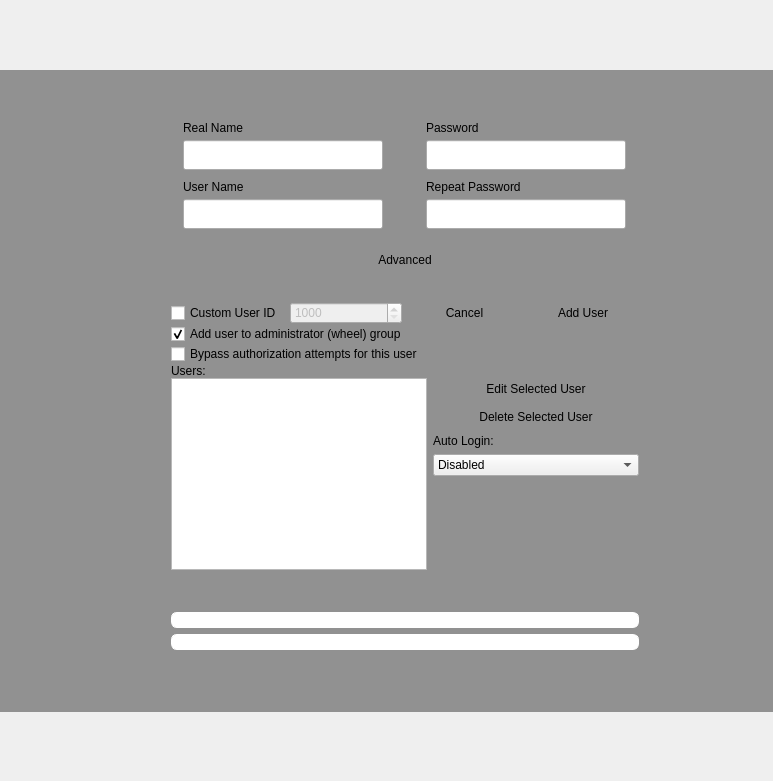
Above: yali-proximate/yali/gui/Ui/setupuserswidget.ui from pars-linux/uludag before the change. Below: the same form after it.
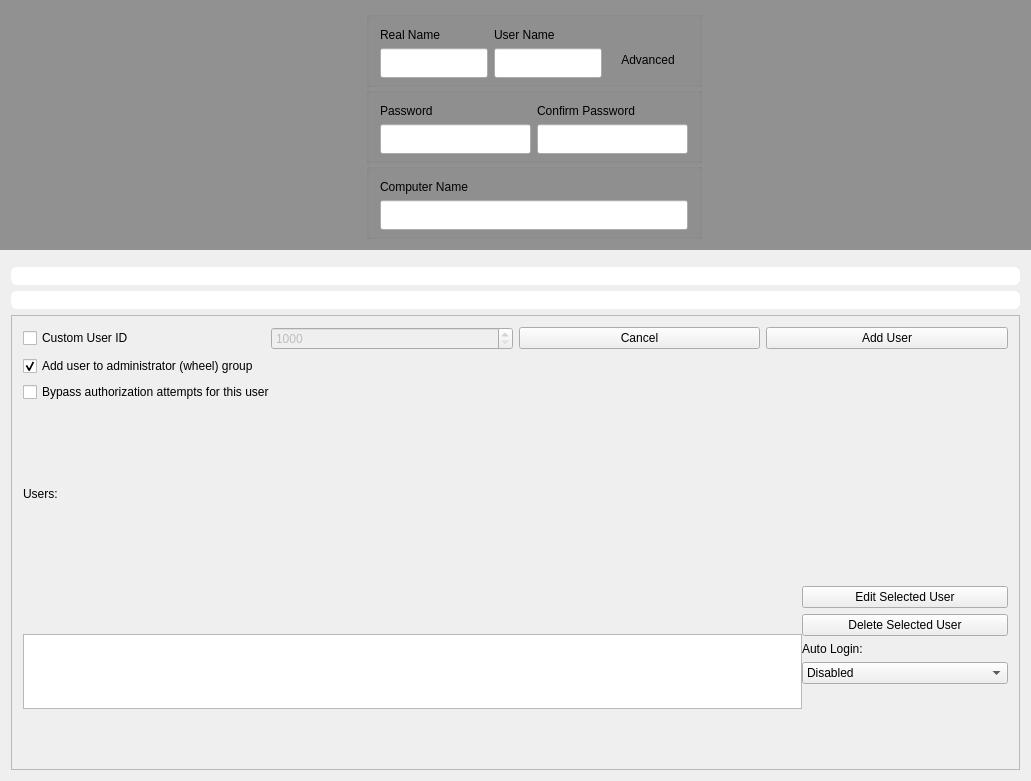
That is the form after the change. Icons and pictures are not drawn.

Commit message: modify add user screen bitse de gitsek

Diff of the .ui file:
```diff
--- a/yali-proximate/yali/gui/Ui/setupuserswidget.ui
+++ b/yali-proximate/yali/gui/Ui/setupuserswidget.ui
@@ -6,37 +6,18 @@
    <rect>
     <x>0</x>
     <y>0</y>
-    <width>773</width>
+    <width>1031</width>
     <height>781</height>
    </rect>
   </property>
   <property name="windowTitle">
    <string>Form1</string>
   </property>
-  <layout class="QVBoxLayout" name="verticalLayout_5">
-   <property name="spacing">
-    <number>0</number>
-   </property>
+  <layout class="QGridLayout" name="gridLayout_6">
    <property name="margin">
     <number>0</number>
    </property>
-   <item>
-    <spacer>
-     <property name="orientation">
-      <enum>Qt::Vertical</enum>
-     </property>
-     <property name="sizeType">
-      <enum>QSizePolicy::Expanding</enum>
-     </property>
-     <property name="sizeHint" stdset="0">
-      <size>
-       <width>20</width>
-       <height>16</height>
-      </size>
-     </property>
-    </spacer>
-   </item>
-   <item>
+   <item row="0" column="0">
     <widget class="QFrame" name="frame">
      <property name="sizePolicy">
       <sizepolicy hsizetype="Expanding" vsizetype="Expanding">
@@ -47,13 +28,13 @@
      <property name="minimumSize">
       <size>
        <width>600</width>
-       <height>0</height>
+       <height>250</height>
       </size>
      </property>
      <property name="maximumSize">
       <size>
        <width>16777215</width>
-       <height>16777215</height>
+       <height>250</height>
       </size>
      </property>
      <property name="styleSheet">
@@ -95,46 +76,21 @@
       <item>
        <layout class="QVBoxLayout" name="mainContainer">
         <property name="spacing">
-         <number>20</number>
-        </property>
-        <property name="bottomMargin">
          <number>0</number>
         </property>
-        <item>
-         <spacer name="verticalSpacer">
-          <property name="orientation">
-           <enum>Qt::Vertical</enum>
-          </property>
-          <property name="sizeHint" stdset="0">
-           <size>
-            <width>20</width>
-            <height>40</height>
-           </size>
-          </property>
-         </spacer>
-        </item>
-        <item>
-         <layout class="QHBoxLayout" name="horizontalLayout_3">
-          <property name="spacing">
-           <number>20</number>
-          </property>
-          <property name="topMargin">
+        <property name="rightMargin">
            <number>0</number>
           </property>
-          <item>
-           <layout class="QVBoxLayout" name="verticalLayout_6">
-            <property name="spacing">
-             <number>10</number>
-            </property>
             <property name="bottomMargin">
              <number>0</number>
             </property>
             <item>
-             <layout class="QVBoxLayout" name="verticalLayout">
-              <property name="spacing">
-               <number>5</number>
-              </property>
-              <item>
+         <widget class="QGroupBox" name="groupBox">
+          <property name="title">
+           <string/>
+          </property>
+          <layout class="QGridLayout" name="gridLayout_4">
+           <item row="0" column="0">
                <widget class="QLabel" name="textLabel1_4">
                 <property name="text">
                  <string>Real Name</string>
@@ -144,7 +100,7 @@
                 </property>
                </widget>
               </item>
-              <item>
+           <item row="2" column="0">
                <widget class="QLineEdit" name="realname">
                 <property name="minimumSize">
                  <size>
@@ -160,14 +116,7 @@
                 </property>
                </widget>
               </item>
-             </layout>
-            </item>
-            <item>
-             <layout class="QVBoxLayout" name="verticalLayout_2">
-              <property name="spacing">
-               <number>5</number>
-              </property>
-              <item>
+           <item row="0" column="1">
                <widget class="QLabel" name="textLabel1_3">
                 <property name="text">
                  <string>User Name</string>
@@ -177,7 +126,7 @@
                 </property>
                </widget>
               </item>
-              <item>
+           <item row="2" column="1">
                <widget class="QLineEdit" name="username">
                 <property name="minimumSize">
                  <size>
@@ -193,24 +142,35 @@
                 </property>
                </widget>
               </item>
-             </layout>
-            </item>
-           </layout>
+           <item row="2" column="2">
+            <widget class="QPushButton" name="addMoreUsers">
+             <property name="sizePolicy">
+              <sizepolicy hsizetype="Fixed" vsizetype="Fixed">
+               <horstretch>0</horstretch>
+               <verstretch>0</verstretch>
+              </sizepolicy>
+             </property>
+             <property name="text">
+              <string>Advanced</string>
+             </property>
+             <property name="checkable">
+              <bool>true</bool>
+             </property>
+             <property name="flat">
+              <bool>true</bool>
+             </property>
+            </widget>
+           </item>
+          </layout>
+         </widget>
           </item>
           <item>
-           <layout class="QVBoxLayout" name="verticalLayout_7">
-            <property name="spacing">
-             <number>10</number>
-            </property>
-            <property name="bottomMargin">
-             <number>0</number>
-            </property>
-            <item>
-             <layout class="QVBoxLayout" name="verticalLayout_3">
-              <property name="spacing">
-               <number>5</number>
-              </property>
-              <item>
+         <widget class="QGroupBox" name="groupBox_2">
+          <property name="title">
+           <string/>
+          </property>
+          <layout class="QGridLayout" name="gridLayout_5">
+           <item row="0" column="0">
                <widget class="QLabel" name="textLabel1_2">
                 <property name="text">
                  <string>Password</string>
@@ -220,43 +180,36 @@
                 </property>
                </widget>
               </item>
-              <item>
-               <widget class="QLineEdit" name="pass1">
-                <property name="minimumSize">
-                 <size>
-                  <width>0</width>
-                  <height>30</height>
-                 </size>
-                </property>
-                <property name="maximumSize">
-                 <size>
-                  <width>200</width>
-                  <height>30</height>
-                 </size>
-                </property>
-                <property name="echoMode">
-                 <enum>QLineEdit::Password</enum>
-                </property>
-               </widget>
-              </item>
-             </layout>
-            </item>
-            <item>
-             <layout class="QVBoxLayout" name="verticalLayout_4">
-              <property name="spacing">
-               <number>5</number>
-              </property>
-              <item>
+           <item row="0" column="1">
                <widget class="QLabel" name="textLabel1">
                 <property name="text">
-                 <string>Repeat Password</string>
+              <string>Confirm Password</string>
                 </property>
                 <property name="wordWrap">
                  <bool>false</bool>
                 </property>
                </widget>
               </item>
-              <item>
+           <item row="1" column="1">
+            <widget class="QLineEdit" name="pass1">
+             <property name="minimumSize">
+              <size>
+               <width>0</width>
+               <height>30</height>
+              </size>
+             </property>
+             <property name="maximumSize">
+              <size>
+               <width>200</width>
+               <height>30</height>
+              </size>
+             </property>
+             <property name="echoMode">
+              <enum>QLineEdit::Password</enum>
+             </property>
+            </widget>
+           </item>
+           <item row="1" column="0">
                <widget class="QLineEdit" name="pass2">
                 <property name="minimumSize">
                  <size>
@@ -276,129 +229,151 @@
                </widget>
               </item>
              </layout>
-            </item>
-           </layout>
+         </widget>
+        </item>
+        <item>
+         <widget class="QGroupBox" name="groupBox_3">
+          <property name="title">
+           <string/>
+          </property>
+          <layout class="QVBoxLayout" name="verticalLayout">
+           <item>
+            <widget class="QLabel" name="textLabel1_5">
+             <property name="text">
+              <string>Computer Name</string>
+             </property>
+             <property name="wordWrap">
+              <bool>false</bool>
+             </property>
+            </widget>
+           </item>
+           <item>
+            <widget class="QLineEdit" name="realname_2">
+             <property name="minimumSize">
+              <size>
+               <width>0</width>
+               <height>30</height>
+              </size>
+             </property>
+             <property name="maximumSize">
+              <size>
+               <width>16777215</width>
+               <height>30</height>
+              </size>
+             </property>
+            </widget>
+           </item>
+          </layout>
+         </widget>
           </item>
          </layout>
         </item>
         <item>
-         <widget class="QPushButton" name="addMoreUsers">
+       <spacer name="horizontalSpacer_2">
+        <property name="orientation">
+         <enum>Qt::Horizontal</enum>
+        </property>
+        <property name="sizeHint" stdset="0">
+         <size>
+          <width>40</width>
+          <height>20</height>
+         </size>
+        </property>
+       </spacer>
+      </item>
+     </layout>
+    </widget>
+   </item>
+   <item row="1" column="0">
+    <widget class="QWidget" name="widget" native="true">
+     <property name="minimumSize">
+      <size>
+       <width>0</width>
+       <height>48</height>
+      </size>
+     </property>
+     <layout class="QGridLayout" name="gridLayout">
+      <item row="0" column="0">
+       <layout class="QGridLayout">
+        <property name="horizontalSpacing">
+         <number>0</number>
+        </property>
+        <item row="0" column="0">
+         <widget class="QLabel" name="pass_error">
+          <property name="maximumSize">
+           <size>
+            <width>16777215</width>
+            <height>18</height>
+           </size>
+          </property>
+          <property name="styleSheet">
+           <string notr="true">border:1px solid white;
+border-radius:6px;
+background-color:white;
+color:#5A2847;</string>
+          </property>
           <property name="text">
-           <string>Advanced</string>
+           <string/>
           </property>
-          <property name="checkable">
+          <property name="textFormat">
+           <enum>Qt::RichText</enum>
+          </property>
+          <property name="alignment">
+           <set>Qt::AlignCenter</set>
+          </property>
+          <property name="wordWrap">
            <bool>true</bool>
           </property>
-          <property name="flat">
+         </widget>
+        </item>
+        <item row="1" column="0">
+         <widget class="QLabel" name="caps_error">
+          <property name="maximumSize">
+           <size>
+            <width>16777215</width>
+            <height>18</height>
+           </size>
+          </property>
+          <property name="styleSheet">
+           <string notr="true">border:1px solid white;
+border-radius:6px;
+background-color:white;
+color:#5A2847;</string>
+          </property>
+          <property name="text">
+           <string/>
+          </property>
+          <property name="textFormat">
+           <enum>Qt::RichText</enum>
+          </property>
+          <property name="alignment">
+           <set>Qt::AlignCenter</set>
+          </property>
+          <property name="wordWrap">
            <bool>true</bool>
           </property>
          </widget>
         </item>
-        <item>
+       </layout>
+      </item>
+      <item row="2" column="0">
          <widget class="QWidget" name="advancedList" native="true">
           <layout class="QGridLayout" name="gridLayout_2">
+         <property name="margin">
+          <number>0</number>
+         </property>
            <property name="spacing">
             <number>0</number>
            </property>
-           <item row="4" column="0">
-            <layout class="QGridLayout">
-             <item row="1" column="1">
-              <spacer>
-               <property name="orientation">
-                <enum>Qt::Vertical</enum>
-               </property>
-               <property name="sizeType">
-                <enum>QSizePolicy::Expanding</enum>
-               </property>
-               <property name="sizeHint" stdset="0">
-                <size>
-                 <width>21</width>
-                 <height>20</height>
-                </size>
-               </property>
-              </spacer>
-             </item>
-             <item row="0" column="1">
-              <layout class="QVBoxLayout">
-               <item>
-                <widget class="QPushButton" name="editButton">
-                 <property name="text">
-                  <string>Edit Selected User</string>
-                 </property>
-                 <property name="flat">
-                  <bool>true</bool>
-                 </property>
-                </widget>
-               </item>
-               <item>
-                <widget class="QPushButton" name="deleteButton">
-                 <property name="text">
-                  <string>Delete Selected User</string>
-                 </property>
-                 <property name="flat">
-                  <bool>true</bool>
-                 </property>
-                </widget>
-               </item>
-               <item>
-                <widget class="QLabel" name="autoLoginLabel">
-                 <property name="text">
-                  <string>Auto Login:</string>
-                 </property>
-                 <property name="wordWrap">
-                  <bool>false</bool>
-                 </property>
-                </widget>
-               </item>
-               <item>
-                <widget class="QComboBox" name="autoLogin">
-                 <property name="minimumContentsLength">
-                  <number>22</number>
-                 </property>
-                 <item>
-                  <property name="text">
-                   <string>Disabled</string>
-                  </property>
-                 </item>
-                </widget>
-               </item>
-              </layout>
-             </item>
-             <item row="0" column="0" rowspan="2">
-              <widget class="QListWidget" name="userList"/>
-             </item>
-            </layout>
-           </item>
            <item row="3" column="0">
-            <widget class="QLabel" name="textLabel2">
-             <property name="text">
-              <string>Users:</string>
-             </property>
-             <property name="wordWrap">
-              <bool>false</bool>
-             </property>
-            </widget>
-           </item>
-           <item row="2" column="0">
-            <widget class="QCheckBox" name="noPass">
-             <property name="statusTip">
-              <string>Not recommended</string>
-             </property>
-             <property name="text">
-              <string>Bypass authorization attempts for this user</string>
-             </property>
-            </widget>
-           </item>
-           <item row="1" column="0">
-            <widget class="QCheckBox" name="admin">
-             <property name="text">
-              <string>Add user to administrator (wheel) group</string>
-             </property>
-             <property name="checked">
-              <bool>true</bool>
-             </property>
-            </widget>
-           </item>
+          <widget class="QFrame" name="frame_5">
+           <property name="frameShape">
+            <enum>QFrame::StyledPanel</enum>
+           </property>
+           <property name="frameShadow">
+            <enum>QFrame::Raised</enum>
+           </property>
+           <layout class="QGridLayout" name="gridLayout_3">
            <item row="0" column="0">
             <layout class="QHBoxLayout" name="horizontalLayout_5">
              <property name="bottomMargin">
@@ -430,7 +405,7 @@
                 <string>Cancel</string>
                </property>
                <property name="flat">
-                <bool>true</bool>
+                 <bool>false</bool>
                </property>
               </widget>
              </item>
@@ -440,136 +415,119 @@
                 <string>Add User</string>
                </property>
                <property name="flat">
+                 <bool>false</bool>
+                </property>
+               </widget>
+              </item>
+             </layout>
+            </item>
+            <item row="1" column="0">
+             <widget class="QCheckBox" name="admin">
+              <property name="text">
+               <string>Add user to administrator (wheel) group</string>
+              </property>
+              <property name="checked">
                 <bool>true</bool>
                </property>
               </widget>
              </item>
-            </layout>
-           </item>
-          </layout>
-         </widget>
-        </item>
-        <item>
-         <widget class="QWidget" name="widget" native="true">
-          <property name="minimumSize">
-           <size>
-            <width>0</width>
-            <height>48</height>
-           </size>
-          </property>
-          <layout class="QGridLayout" name="gridLayout">
-           <item row="0" column="0">
-            <layout class="QGridLayout">
-             <property name="horizontalSpacing">
+            <item row="2" column="0">
+             <widget class="QCheckBox" name="noPass">
+              <property name="statusTip">
+               <string>Not recommended</string>
+              </property>
+              <property name="text">
+               <string>Bypass authorization attempts for this user</string>
+              </property>
+             </widget>
+            </item>
+            <item row="3" column="0">
+             <widget class="QLabel" name="textLabel2">
+              <property name="text">
+               <string>Users:</string>
+              </property>
+              <property name="wordWrap">
+               <bool>false</bool>
+              </property>
+             </widget>
+            </item>
+            <item row="4" column="0">
+             <layout class="QGridLayout" name="_2">
+              <property name="spacing">
               <number>0</number>
              </property>
-             <item row="0" column="0">
-              <widget class="QLabel" name="pass_error">
-               <property name="maximumSize">
-                <size>
-                 <width>16777215</width>
-                 <height>18</height>
-                </size>
-               </property>
-               <property name="styleSheet">
-                <string notr="true">border:1px solid white;
-border-radius:6px;
-background-color:white;
-color:#5A2847;</string>
-               </property>
+              <item row="0" column="1">
+               <layout class="QVBoxLayout" name="verticalLayout_3">
+                <item>
+                 <widget class="QPushButton" name="editButton">
+                  <property name="text">
+                   <string>Edit Selected User</string>
+                  </property>
+                  <property name="flat">
+                   <bool>false</bool>
+                  </property>
+                 </widget>
+                </item>
+                <item>
+                 <widget class="QPushButton" name="deleteButton">
                <property name="text">
-                <string/>
-               </property>
-               <property name="textFormat">
-                <enum>Qt::RichText</enum>
-               </property>
-               <property name="alignment">
-                <set>Qt::AlignCenter</set>
+                   <string>Delete Selected User</string>
+                  </property>
+                  <property name="flat">
+                   <bool>false</bool>
+                  </property>
+                 </widget>
+                </item>
+                <item>
+                 <widget class="QLabel" name="autoLoginLabel">
+                  <property name="text">
+                   <string>Auto Login:</string>
                </property>
                <property name="wordWrap">
-                <bool>true</bool>
+                   <bool>false</bool>
                </property>
               </widget>
              </item>
-             <item row="1" column="0">
-              <widget class="QLabel" name="caps_error">
-               <property name="maximumSize">
-                <size>
-                 <width>16777215</width>
-                 <height>18</height>
-                </size>
-               </property>
-               <property name="styleSheet">
-                <string notr="true">border:1px solid white;
-border-radius:6px;
-background-color:white;
-color:#5A2847;</string>
-               </property>
+                <item>
+                 <widget class="QComboBox" name="autoLogin">
+                  <property name="minimumContentsLength">
+                   <number>22</number>
+                  </property>
+                  <item>
                <property name="text">
-                <string/>
-               </property>
-               <property name="textFormat">
-                <enum>Qt::RichText</enum>
-               </property>
-               <property name="alignment">
-                <set>Qt::AlignCenter</set>
-               </property>
-               <property name="wordWrap">
-                <bool>true</bool>
-               </property>
+                    <string>Disabled</string>
+                   </property>
+                  </item>
               </widget>
              </item>
             </layout>
            </item>
-           <item row="1" column="0">
-            <spacer name="verticalSpacer_2">
-             <property name="orientation">
-              <enum>Qt::Vertical</enum>
-             </property>
-             <property name="sizeHint" stdset="0">
+              <item row="0" column="0" rowspan="2">
+               <widget class="QListWidget" name="userList">
+                <property name="sizePolicy">
+                 <sizepolicy hsizetype="Expanding" vsizetype="Preferred">
+                  <horstretch>0</horstretch>
+                  <verstretch>0</verstretch>
+                 </sizepolicy>
+                </property>
+                <property name="maximumSize">
               <size>
-               <width>20</width>
-               <height>40</height>
-              </size>
-             </property>
-            </spacer>
-           </item>
-          </layout>
-         </widget>
-        </item>
-       </layout>
-      </item>
-      <item>
-       <spacer name="horizontalSpacer_2">
-        <property name="orientation">
-         <enum>Qt::Horizontal</enum>
-        </property>
-        <property name="sizeHint" stdset="0">
-         <size>
-          <width>40</width>
-          <height>20</height>
-         </size>
-        </property>
-       </spacer>
-      </item>
+                  <width>16777215</width>
+                  <height>75</height>
+                 </size>
+                </property>
+               </widget>
+              </item>
+             </layout>
+            </item>
+           </layout>
+          </widget>
+         </item>
      </layout>
     </widget>
    </item>
-   <item>
-    <spacer>
-     <property name="orientation">
-      <enum>Qt::Vertical</enum>
-     </property>
-     <property name="sizeType">
-      <enum>QSizePolicy::Expanding</enum>
-     </property>
-     <property name="sizeHint" stdset="0">
-      <size>
-       <width>20</width>
-       <height>16</height>
-      </size>
-     </property>
-    </spacer>
+     </layout>
+    </widget>
    </item>
   </layout>
  </widget>
```
Left out of the diff: 105 changed lines with no effect on the pictures. Lines whose indentation alone changed are shown as unchanged. The commit also changes 2 other files.
